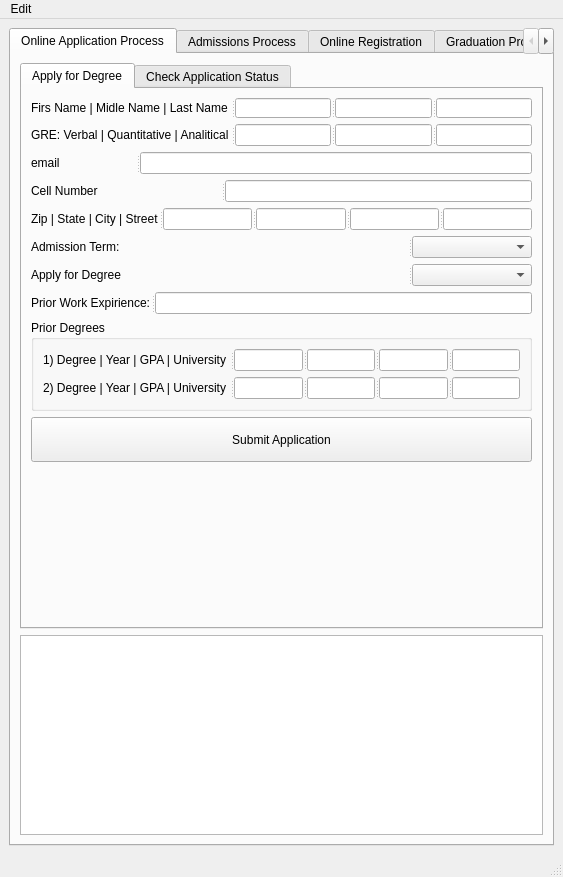
First picture: the form in starrs/ui/ui_main.ui, repository kiryha/CIS556, before the edit.
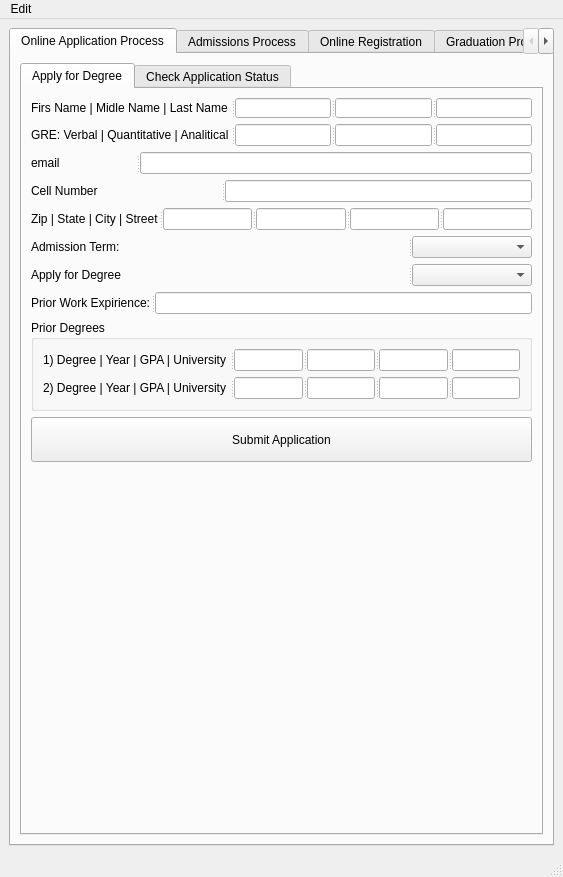
Second picture: the form after the edit.

What changed in the file:
```diff
--- a/starrs/ui/ui_main.ui
+++ b/starrs/ui/ui_main.ui
@@ -342,16 +342,6 @@
           </widget>
          </widget>
         </item>
-        <item>
-         <widget class="QTableView" name="tabUsers">
-          <property name="maximumSize">
-           <size>
-            <width>16777215</width>
-            <height>200</height>
-           </size>
-          </property>
-         </widget>
-        </item>
        </layout>
       </widget>
       <widget class="QWidget" name="tab_2">
```
